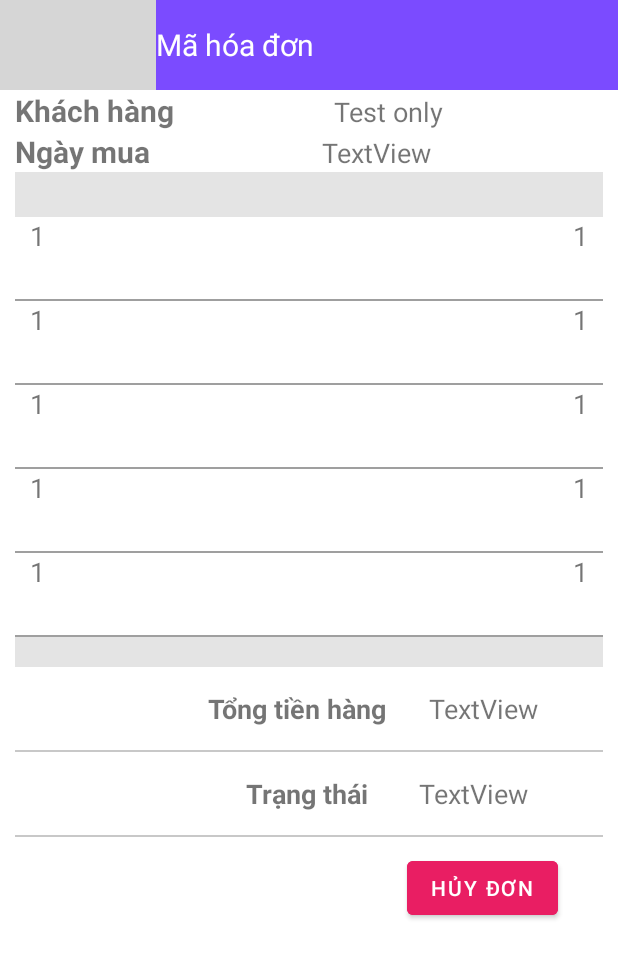
After one commit to hadesdday/admin_food_selling_app, an Android app: the OrderDetailsActivity screen opened directly, with no data from a screen before it, on a phone screen of 412 x 824 dp. The commit adds this screen. Shown: the top 958 px of the screen. Run offline under Robolectric (Android 15) with nearby library versions, the phone set to English and light mode, and no system bars; Roboto replaces fonts that are not available here; 5 statements that could not run were skipped; grey boxes are pictures that could not be loaded.

Commit message:
add order details view

```diff
--- a/app/src/main/AndroidManifest.xml
+++ b/app/src/main/AndroidManifest.xml
@@ -9,6 +9,9 @@
         android:roundIcon="@mipmap/ic_launcher_round"
         android:supportsRtl="true"
         android:theme="@style/Theme.Admin_food_selling_app">
+        <activity
+            android:name=".OrderDetailsActivity"
+            android:exported="false" />
         <activity
             android:name=".SearchResultActivity"
             android:exported="false" />
--- /dev/null
+++ b/app/src/main/java/com/nlu/admin_food_selling_app/OrderDetailsActivity.java
@@ -0,0 +1,81 @@
+package com.nlu.admin_food_selling_app;
+
+import android.app.AlertDialog;
+import android.content.Intent;
+import android.os.Bundle;
+import android.widget.Button;
+import android.widget.ImageButton;
+import android.widget.TextView;
+
+import androidx.appcompat.app.AppCompatActivity;
+import androidx.recyclerview.widget.LinearLayoutManager;
+import androidx.recyclerview.widget.RecyclerView;
+
+import com.nlu.admin_food_selling_app.data.model.Order;
+import com.nlu.admin_food_selling_app.data.model.OrderDetails;
+
+import java.util.ArrayList;
+
+public class OrderDetailsActivity extends AppCompatActivity {
+    ImageButton finishOrderDetails;
+    ArrayList<OrderDetails> orderDetailsList;
+    TextView orderDetailsId, odCustomerName, odDate, odTotalPrice, odStatus;
+    Button odCancelOrder;
+
+    @Override
+    protected void onCreate(Bundle savedInstanceState) {
+        super.onCreate(savedInstanceState);
+        setContentView(R.layout.activity_order_details);
+
+        orderDetailsList = new ArrayList<>();
+        createTempList();
+
+        orderDetailsId = findViewById(R.id.orderDetailsId);
+        odCustomerName = findViewById(R.id.odCustomerName);
+        odDate = findViewById(R.id.odDate);
+        odTotalPrice = findViewById(R.id.odTotalPrice);
+        odStatus = findViewById(R.id.odStatus);
+        odCancelOrder = findViewById(R.id.odCancelOrder);
+
+        Intent callerIntent = getIntent();
+        Bundle orderBundles = callerIntent.getBundleExtra("orderBundles");
+        Order order = orderBundles.getParcelable("order");
+        orderDetailsId.setText(Integer.toString(order.getId()));
+        odCustomerName.setText("Test only");
+        odDate.setText(order.getDate());
+        odTotalPrice.setText(Double.toString(order.getTotalPrice()));
+        odStatus.setText(getStatus(order.getStatus()));
+
+        RecyclerView orderDetailsView = findViewById(R.id.orderDetailsView);
+        orderDetailsView.setLayoutManager(new LinearLayoutManager(this.getApplicationContext()));
+        orderDetailsView.setAdapter(new OrderDetailsAdapter(orderDetailsList));
+
+        finishOrderDetails = findViewById(R.id.finishOrderDetails);
+        finishOrderDetails.setOnClickListener(view -> {
+            this.finish();
+        });
+
+        odCancelOrder.setOnClickListener(view -> {
+            new AlertDialog.Builder(this)
+                    .setTitle("Hủy hóa đơn?")
+                    .setMessage("Bạn có chắc chắn muốn hủy hóa đơn " + order.getId() + " không?")
+                    //update order status here
+                    .setPositiveButton("HỦY ĐƠN", (dialogInterface, i) -> this.finish())
+                    .setNegativeButton("BỎ QUA", null)
+                    .show();
+        });
+    }
+
+    private String getStatus(int status) {
+        String[] items = getResources().getStringArray(R.array.order_status_entries);
+        return items[status - 1];
+    }
+
+    private void createTempList() {
+        orderDetailsList.add(new OrderDetails(1, 1, 1));
+        orderDetailsList.add(new OrderDetails(1, 1, 1));
+        orderDetailsList.add(new OrderDetails(1, 1, 1));
+        orderDetailsList.add(new OrderDetails(1, 2, 1));
+        orderDetailsList.add(new OrderDetails(1, 2, 1));
+    }
+}
--- /dev/null
+++ b/app/src/main/java/com/nlu/admin_food_selling_app/OrderDetailsAdapter.java
@@ -0,0 +1,48 @@
+package com.nlu.admin_food_selling_app;
+
+import android.view.LayoutInflater;
+import android.view.View;
+import android.view.ViewGroup;
+import android.widget.TextView;
+
+import androidx.annotation.NonNull;
+import androidx.recyclerview.widget.RecyclerView;
+
+import com.nlu.admin_food_selling_app.data.model.OrderDetails;
+
+import java.util.ArrayList;
+
+public class OrderDetailsAdapter extends RecyclerView.Adapter<OrderDetailsAdapter.MyViewHolder> {
+    static ArrayList<OrderDetails> orderDetailsList;
+
+    static class MyViewHolder extends RecyclerView.ViewHolder {
+        TextView odFoodId, odAmount;
+
+        public MyViewHolder(@NonNull View itemView) {
+            super(itemView);
+            odFoodId = itemView.findViewById(R.id.odFoodId);
+            odAmount = itemView.findViewById(R.id.odAmount);
+        }
+    }
+
+    public OrderDetailsAdapter(ArrayList<OrderDetails> orderDetailsList) {
+        this.orderDetailsList = orderDetailsList;
+    }
+
+    @NonNull
+    @Override
+    public MyViewHolder onCreateViewHolder(@NonNull ViewGroup parent, int viewType) {
+        return new MyViewHolder(LayoutInflater.from(parent.getContext()).inflate(R.layout.order_details_rows, parent, false));
+    }
+
+    @Override
+    public void onBindViewHolder(@NonNull MyViewHolder holder, int position) {
+        holder.odFoodId.setText(Integer.toString(orderDetailsList.get(position).getFoodId()));
+        holder.odAmount.setText(Integer.toString(orderDetailsList.get(position).getAmount()));
+    }
+
+    @Override
+    public int getItemCount() {
+        return orderDetailsList.size();
+    }
+}
--- a/app/src/main/java/com/nlu/admin_food_selling_app/OrderFragment.java
+++ b/app/src/main/java/com/nlu/admin_food_selling_app/OrderFragment.java
@@ -78,7 +78,7 @@ public class OrderFragment extends Fragment {
 
     private void createTempList() {
         orderList.add(new Order(1, 2, "21/10/2022", 123123, "09876654321", "o nha", "momo", 1));
-        orderList.add(new Order(2, 3, "22/10/2022", 223123, "09876654321", "o nha", "momo", 1));
+        orderList.add(new Order(2, 3, "22/10/2022", 223123, "09876654321", "o nha", "momo", 2));
         orderList.add(new Order(3, 4, "23/10/2022", 323123, "09876654321", "o nha", "momo", 1));
         orderList.add(new Order(4, 5, "24/10/2022", 423123, "09876654321", "o nha", "momo", 1));
         orderList.add(new Order(5, 6, "25/10/2022", 53123, "09876654321", "o nha", "momo", 1));
--- a/app/src/main/java/com/nlu/admin_food_selling_app/SearchResultActivity.java
+++ b/app/src/main/java/com/nlu/admin_food_selling_app/SearchResultActivity.java
@@ -49,7 +49,7 @@ public class SearchResultActivity extends AppCompatActivity {
             noSearchDataView.setVisibility(View.GONE);
         }
 
-        finishSearch = findViewById(R.id.finishSearch);
+        finishSearch = findViewById(R.id.finishOrderDetails);
         finishSearch.setOnClickListener(view -> {
             this.finish();
         });
--- /dev/null
+++ b/app/src/main/res/layout/activity_order_details.xml
@@ -0,0 +1,210 @@
+<?xml version="1.0" encoding="utf-8"?>
+<androidx.constraintlayout.widget.ConstraintLayout xmlns:android="http://schemas.android.com/apk/res/android"
+    xmlns:app="http://schemas.android.com/apk/res-auto"
+    xmlns:tools="http://schemas.android.com/tools"
+    android:layout_width="match_parent"
+    android:layout_height="match_parent"
+    android:background="#FFFFFF"
+    tools:context=".OrderDetailsActivity">
+
+    <LinearLayout
+        android:id="@+id/firstRow"
+        android:layout_width="match_parent"
+        android:layout_height="60dp"
+        android:background="@color/colorPrimary"
+        android:orientation="horizontal"
+        app:layout_constraintEnd_toEndOf="parent"
+        app:layout_constraintStart_toStartOf="parent"
+        app:layout_constraintTop_toTopOf="parent">
+
+        <ImageButton
+            android:id="@+id/finishOrderDetails"
+            android:layout_width="wrap_content"
+            android:layout_height="match_parent"
+            android:layout_gravity="center|start"
+            android:layout_weight="1"
+            android:background="@null"
+            android:contentDescription="backOrderDetails"
+            app:srcCompat="@drawable/ic_white_arrow" />
+
+        <TextView
+            android:id="@+id/orderDetailsId"
+            android:layout_width="300dp"
+            android:layout_height="match_parent"
+            android:layout_weight="1"
+            android:gravity="center|start"
+            android:text="Mã hóa đơn"
+            android:textColor="#FFFFFF"
+            android:textSize="20sp" />
+
+    </LinearLayout>
+
+    <LinearLayout
+        android:layout_width="match_parent"
+        android:layout_height="wrap_content"
+        android:layout_marginStart="10dp"
+        android:layout_marginEnd="10dp"
+        android:background="@color/secondary"
+        android:orientation="vertical"
+        app:layout_constraintEnd_toEndOf="parent"
+        app:layout_constraintStart_toStartOf="parent"
+        app:layout_constraintTop_toBottomOf="@+id/firstRow">
+
+        <LinearLayout
+            android:layout_width="match_parent"
+            android:layout_height="wrap_content"
+            android:background="#FFFFFF"
+            android:orientation="vertical">
+
+            <LinearLayout
+                android:layout_width="match_parent"
+                android:layout_height="wrap_content"
+                android:orientation="horizontal">
+
+                <TextView
+                    android:id="@+id/textView9"
+                    android:layout_width="wrap_content"
+                    android:layout_height="wrap_content"
+                    android:layout_weight="1"
+                    android:text="Khách hàng"
+                    android:textSize="20sp"
+                    android:textStyle="bold" />
+
+                <TextView
+                    android:id="@+id/odCustomerName"
+                    android:layout_width="wrap_content"
+                    android:layout_height="wrap_content"
+                    android:layout_weight="1"
+                    android:text="TextView"
+                    android:textSize="18sp" />
+            </LinearLayout>
+
+            <LinearLayout
+                android:layout_width="match_parent"
+                android:layout_height="wrap_content"
+                android:orientation="horizontal">
+
+                <TextView
+                    android:id="@+id/textView14"
+                    android:layout_width="wrap_content"
+                    android:layout_height="wrap_content"
+                    android:layout_weight="1"
+                    android:text="Ngày mua"
+                    android:textSize="20sp"
+                    android:textStyle="bold" />
+
+                <TextView
+                    android:id="@+id/odDate"
+                    android:layout_width="wrap_content"
+                    android:layout_height="wrap_content"
+                    android:layout_weight="1"
+                    android:text="TextView"
+                    android:textSize="18sp" />
+            </LinearLayout>
+
+        </LinearLayout>
+
+        <LinearLayout
+            android:layout_width="match_parent"
+            android:layout_height="wrap_content"
+            android:layout_marginTop="30dp"
+            android:background="#FFFFFF"
+            android:orientation="vertical">
+
+            <androidx.recyclerview.widget.RecyclerView
+                android:id="@+id/orderDetailsView"
+                android:layout_width="match_parent"
+                android:layout_height="match_parent" />
+
+        </LinearLayout>
+
+        <LinearLayout
+            android:layout_width="match_parent"
+            android:layout_height="wrap_content"
+            android:layout_marginTop="20dp"
+            android:background="#FFFFFF"
+            android:orientation="horizontal"
+            android:padding="15dp">
+
+            <TextView
+                android:id="@+id/textView16"
+                android:layout_width="wrap_content"
+                android:layout_height="wrap_content"
+                android:layout_weight="1"
+                android:gravity="end"
+                android:text="Tổng tiền hàng"
+                android:textSize="18sp"
+                android:textStyle="bold" />
+
+            <TextView
+                android:id="@+id/odTotalPrice"
+                android:layout_width="wrap_content"
+                android:layout_height="wrap_content"
+                android:layout_weight="0.5"
+                android:gravity="center"
+                android:text="TextView"
+                android:textSize="18sp" />
+        </LinearLayout>
+
+        <View
+            android:id="@+id/divider2"
+            android:layout_width="match_parent"
+            android:layout_height="1dp"
+            android:background="?android:attr/listDivider" />
+
+        <LinearLayout
+            android:layout_width="match_parent"
+            android:layout_height="wrap_content"
+            android:background="#FFFFFF"
+            android:orientation="horizontal"
+            android:padding="15dp"
+            android:paddingBottom="120dp">
+
+            <TextView
+                android:id="@+id/textView21"
+                android:layout_width="wrap_content"
+                android:layout_height="wrap_content"
+                android:layout_weight="1"
+                android:gravity="end"
+                android:text="Trạng thái"
+                android:textSize="18sp"
+                android:textStyle="bold" />
+
+            <TextView
+                android:id="@+id/odStatus"
+                android:layout_width="wrap_content"
+                android:layout_height="wrap_content"
+                android:layout_weight="0.5"
+                android:gravity="center"
+                android:text="TextView"
+                android:textSize="18sp" />
+
+        </LinearLayout>
+
+        <View
+            android:id="@+id/divider"
+            android:layout_width="match_parent"
+            android:layout_height="1dp"
+            android:layout_weight="1"
+            android:background="?android:attr/listDivider" />
+
+        <LinearLayout
+            android:layout_width="match_parent"
+            android:layout_height="match_parent"
+            android:background="#FFFFFF"
+            android:orientation="vertical"
+            android:padding="10dp">
+
+            <Button
+                android:id="@+id/odCancelOrder"
+                android:layout_width="wrap_content"
+                android:layout_height="match_parent"
+                android:layout_gravity="end"
+                android:layout_marginEnd="20dp"
+                android:backgroundTint="#E91E63"
+                android:text="Hủy đơn" />
+        </LinearLayout>
+
+    </LinearLayout>
+
+</androidx.constraintlayout.widget.ConstraintLayout>
--- a/app/src/main/res/layout/activity_search.xml
+++ b/app/src/main/res/layout/activity_search.xml
@@ -17,7 +17,7 @@
         app:layout_constraintTop_toTopOf="parent">
 
         <ImageButton
-            android:id="@+id/finishSearch"
+            android:id="@+id/finishOrderDetails"
             android:layout_width="wrap_content"
             android:layout_height="match_parent"
             android:layout_gravity="center|start"
--- a/app/src/main/res/layout/activity_search_result.xml
+++ b/app/src/main/res/layout/activity_search_result.xml
@@ -17,7 +17,7 @@
         app:layout_constraintTop_toTopOf="parent">
 
         <ImageButton
-            android:id="@+id/finishSearch"
+            android:id="@+id/finishOrderDetails"
             android:layout_width="wrap_content"
             android:layout_height="match_parent"
             android:layout_gravity="center|start"
--- /dev/null
+++ b/app/src/main/res/layout/order_details_rows.xml
@@ -0,0 +1,46 @@
+<?xml version="1.0" encoding="utf-8"?>
+<androidx.constraintlayout.widget.ConstraintLayout xmlns:android="http://schemas.android.com/apk/res/android"
+    xmlns:app="http://schemas.android.com/apk/res-auto"
+    android:layout_width="match_parent"
+    android:layout_height="wrap_content">
+
+    <LinearLayout
+        android:id="@+id/odFirstRow"
+        android:layout_width="match_parent"
+        android:layout_height="wrap_content"
+        android:orientation="horizontal"
+        app:layout_constraintEnd_toEndOf="parent"
+        app:layout_constraintTop_toTopOf="parent">
+
+        <TextView
+            android:id="@+id/odFoodId"
+            android:layout_width="wrap_content"
+            android:layout_height="wrap_content"
+            android:layout_marginStart="10dp"
+            android:layout_weight="1"
+            android:text="TextView"
+            android:textAlignment="viewStart"
+            android:textSize="18sp" />
+
+        <TextView
+            android:id="@+id/odAmount"
+            android:layout_width="wrap_content"
+            android:layout_height="wrap_content"
+            android:layout_marginEnd="10dp"
+            android:layout_weight="1"
+            android:text="TextView"
+            android:textAlignment="viewEnd"
+            android:textSize="18sp" />
+
+    </LinearLayout>
+
+    <View
+        android:id="@+id/dividerView"
+        android:layout_width="match_parent"
+        android:layout_height="1dp"
+        android:layout_marginTop="30dp"
+        android:background="#9F9F9F"
+        app:layout_constraintEnd_toEndOf="parent"
+        app:layout_constraintTop_toBottomOf="@+id/odFirstRow" />
+
+</androidx.constraintlayout.widget.ConstraintLayout>
```
Also changed, not shown: app/src/main/java/com/nlu/admin_food_selling_app/OrderAdapter.java (+8 -3 lines), app/src/main/java/com/nlu/admin_food_selling_app/SearchActivity.java (+1 -6 lines), app/src/main/java/com/nlu/admin_food_selling_app/data/model/Customer.java (added, +73 -0 lines), app/src/main/java/com/nlu/admin_food_selling_app/data/model/Order.java (+43 -2 lines), app/src/main/java/com/nlu/admin_food_selling_app/data/model/OrderDetails.java (+36 -5 lines).
